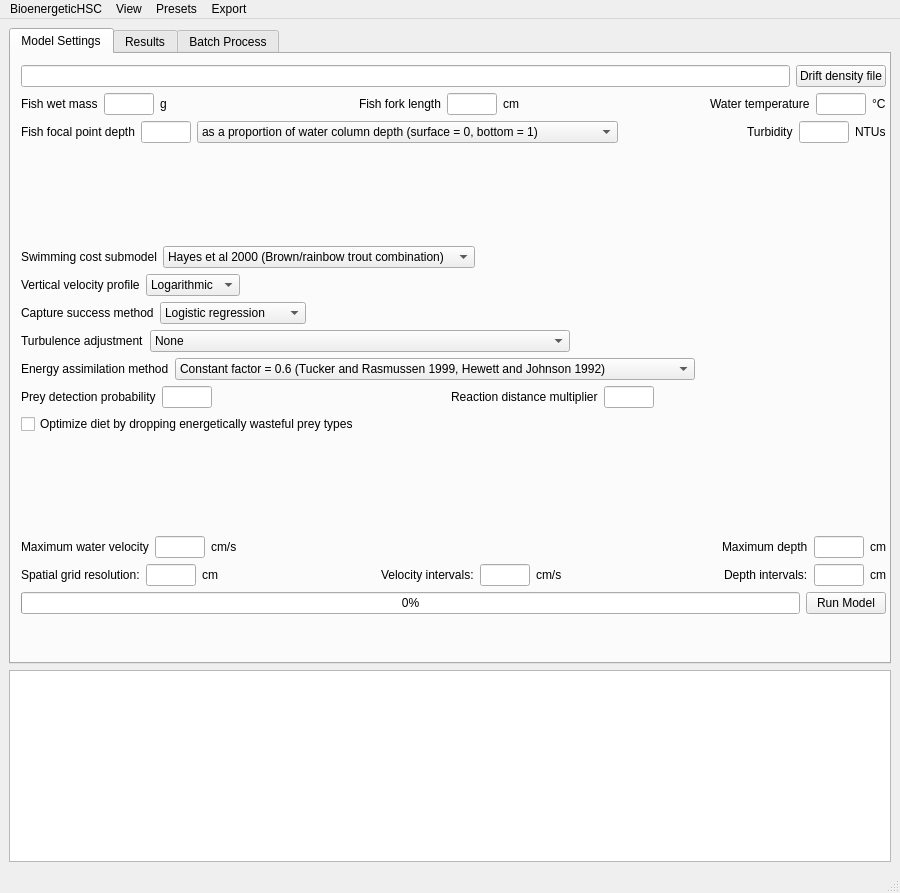
JasonNeuswanger/BioenergeticHSC, file MainUI.ui: the form before one commit.
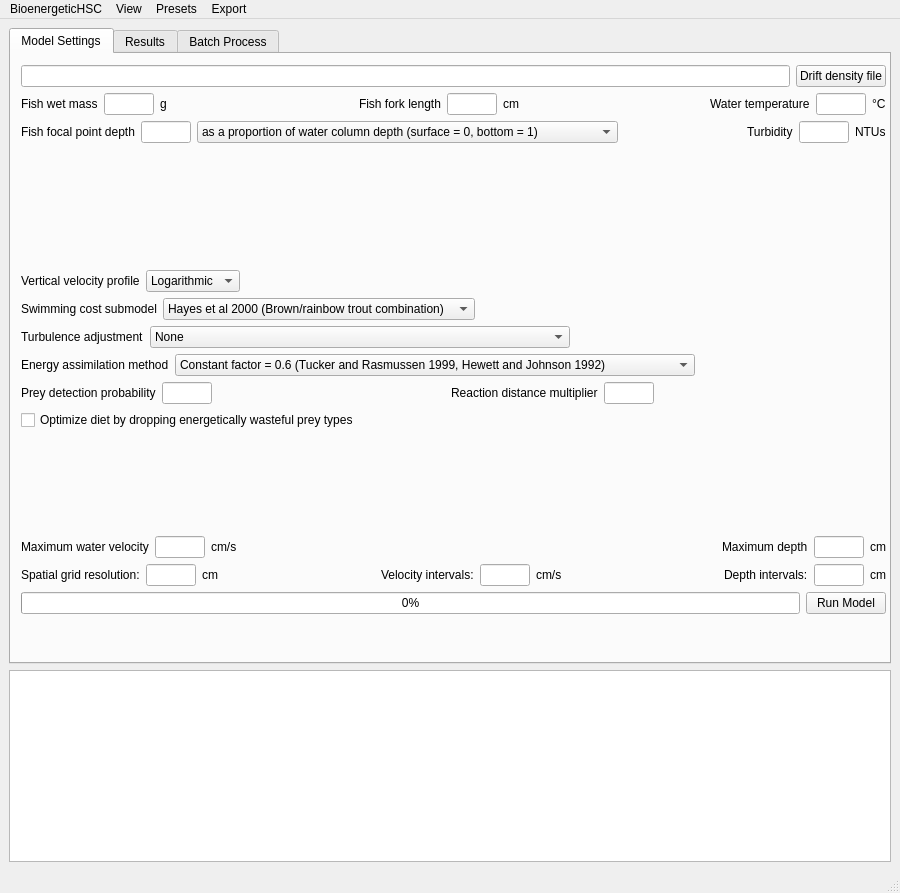
The form after the commit.

Commit message: Removed piecewise regression option for capture success, which is now run internally (not configurable in the GUI).

Patch:
```diff
--- a/MainUI.ui
+++ b/MainUI.ui
@@ -291,40 +291,6 @@
            </item>
            <item>
             <layout class="QHBoxLayout" name="horizontalLayout_3">
-             <item>
-              <widget class="QLabel" name="label_11">
-               <property name="text">
-                <string>Swimming cost submodel</string>
-               </property>
-              </widget>
-             </item>
-             <item>
-              <widget class="QComboBox" name="cbSwimmingCostSubmodel">
-               <property name="currentText">
-                <string>Hayes et al 2000 (Brown/rainbow trout combination)</string>
-               </property>
-               <item>
-                <property name="text">
-                 <string>Hayes et al 2000 (Brown/rainbow trout combination)</string>
-                </property>
-               </item>
-               <item>
-                <property name="text">
-                 <string>Trudel &amp; Welch 2005 (Steelhead)</string>
-                </property>
-               </item>
-               <item>
-                <property name="text">
-                 <string>Trudel and Welch 2005 (Sockeye/coho)</string>
-                </property>
-               </item>
-               <item>
-                <property name="text">
-                 <string>Trudel and Welch 2005 (Chinook)</string>
-                </property>
-               </item>
-              </widget>
-             </item>
              <item>
               <spacer name="horizontalSpacer_16">
                <property name="orientation">
@@ -387,23 +353,20 @@
            <item>
             <layout class="QHBoxLayout" name="horizontalLayout_10">
              <item>
-              <widget class="QLabel" name="label_8">
+              <widget class="QLabel" name="label_11">
                <property name="text">
-                <string>Capture success method</string>
+                <string>Swimming cost submodel</string>
                </property>
               </widget>
              </item>
              <item>
-              <widget class="QComboBox" name="cbCaptureSuccessMethod">
-               <property name="maximumSize">
-                <size>
-                 <width>170</width>
-                 <height>16777215</height>
-                </size>
+              <widget class="QComboBox" name="cbSwimmingCostSubmodel">
+               <property name="currentText">
+                <string>Hayes et al 2000 (Brown/rainbow trout combination)</string>
                </property>
                <item>
                 <property name="text">
-                 <string>Logistic regression</string>
+                 <string>Hayes et al 2000 (Brown/rainbow trout combination)</string>
                 </property>
                </item>
                <item>
```
Left out of the diff: 12 changed lines with no effect on the pictures. The commit also changes 2 other files.
